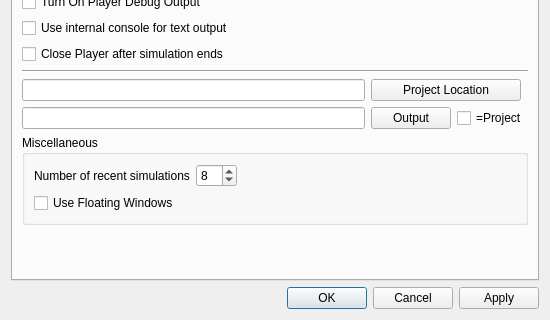
CompuCell3D/CompuCell3D, file cc3d/player5/Configuration/cc3D_prefs.ui: the form before one commit; both pictures show x 0 to 550 and y 179 to 499 of the 550 by 499 pixel window.
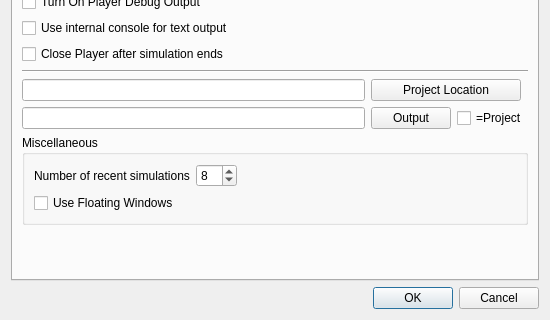
The form after the commit. The open tabs and pages were chosen to show the change.

Commit message: Removed Apply button from configuration dialog. Added doc string

```diff
--- a/cc3d/player5/Configuration/cc3D_prefs.ui
+++ b/cc3d/player5/Configuration/cc3D_prefs.ui
@@ -1736,7 +1736,7 @@
       <enum>Qt::Horizontal</enum>
      </property>
      <property name="standardButtons">
-      <set>QDialogButtonBox::Apply|QDialogButtonBox::Cancel|QDialogButtonBox::Ok</set>
+      <set>QDialogButtonBox::Cancel|QDialogButtonBox::Ok</set>
      </property>
     </widget>
    </item>
```
Left out of the diff: 78 changed lines with no effect on the pictures. The commit also changes 2 other files.
